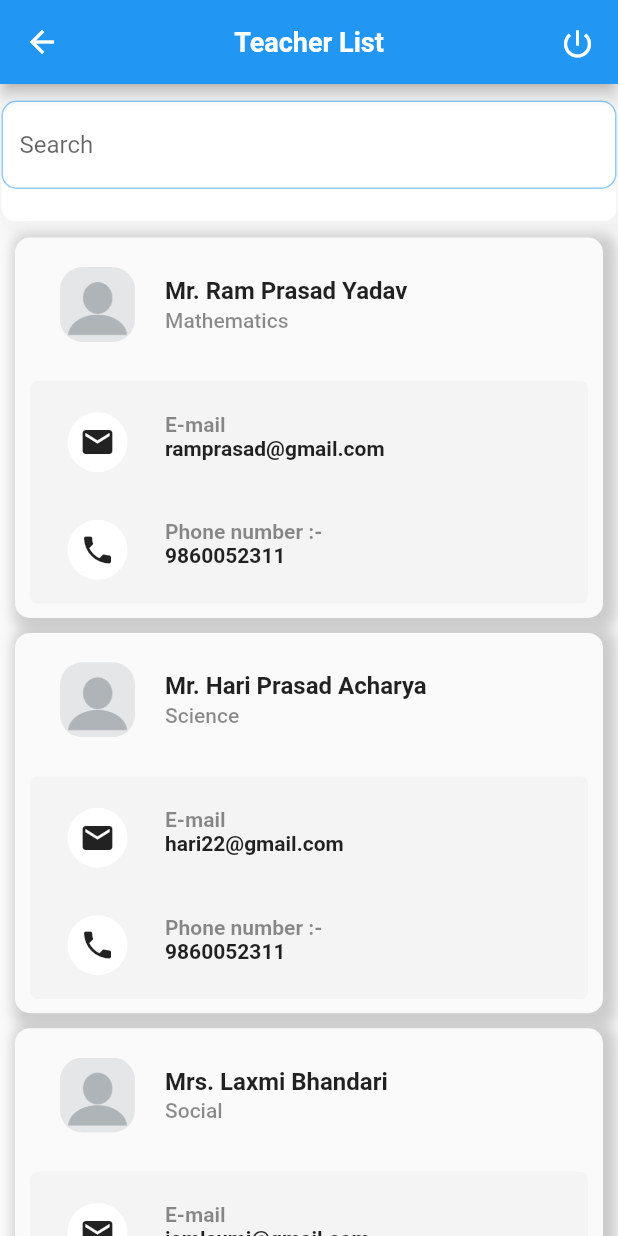
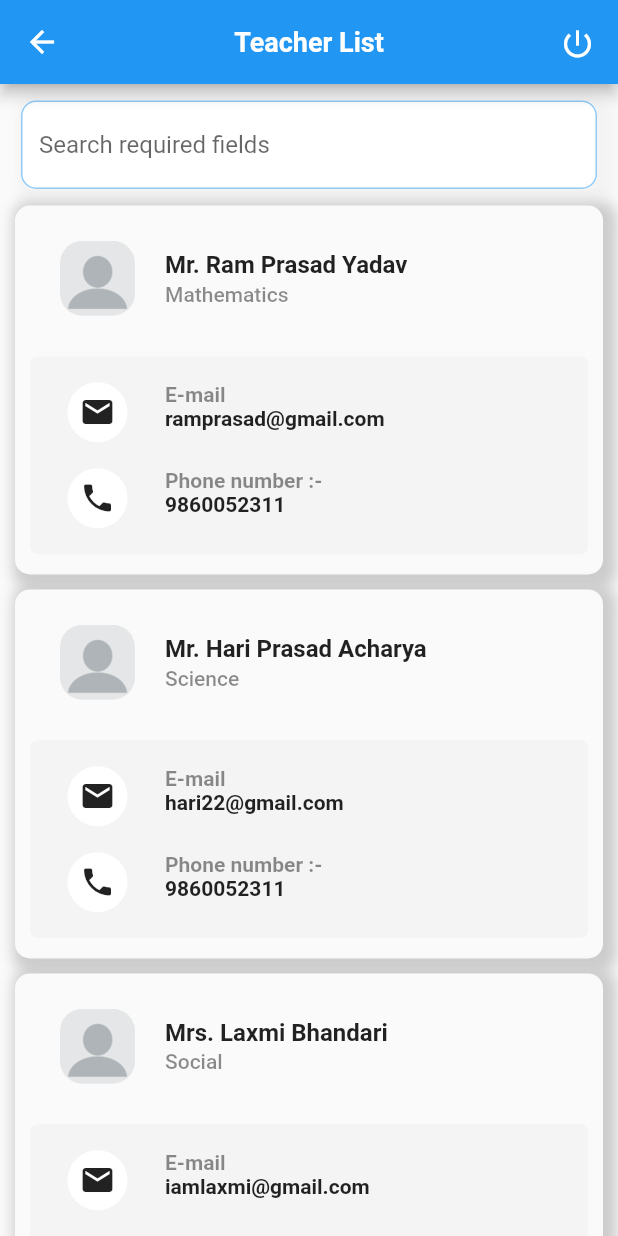
Before and after one commit to kalind7/Excel_public_school, a Flutter app: the TeacherLists screen opened by its route, on a phone screen of 412 x 824 dp. Run offline on Flutter 3.47's test engine with Material 2 defaults, Android fonts, the phone set to English and light mode, and no system bars; drawn by our look-alikes of searchfield; our stand-ins replace fluttertoast, form_field_validator, get, hexcolor, pie_chart, shared_preferences and 1 more; missing offline and left inert: nepali_date_picker; accounts and stored records are empty; Roboto replaces fonts that are missing (MontserratAlternates); project files that could hold a hidden picture were left out.

Commit message:
new changes

```diff
--- a/lib/ui_pages/list_of_teacher.dart
+++ b/lib/ui_pages/list_of_teacher.dart
@@ -11,8 +11,9 @@ import 'package:new_project_work/widgets/drop_down.dart';
 
 // import 'package:new_project_work/widgets/drop_down.dart';
 import 'package:new_project_work/widgets/logout_popup.dart';
-import 'package:new_project_work/widgets/text_field.dart';
+// import 'package:new_project_work/widgets/text_field.dart';
 import 'package:url_launcher/url_launcher.dart';
+
 
 class TeacherLists extends StatefulWidget {
   const TeacherLists({Key? key}) : super(key: key);
@@ -154,10 +155,9 @@ class _TeacherListsState extends State<TeacherLists> {
                   itemCount: teacherList.length,
                   itemBuilder: (context, index) {
                     return Container(
-                      margin:
-                          EdgeInsets.only(top: 10.0, left: 10.0, right: 10.0),
+                      margin: EdgeInsets.only(top: 10.0, left: 10.0, right: 10.0),
                       padding: EdgeInsets.only(top: 10.0, left: 10.0),
-                      height: MediaQuery.of(context).size.height / 3.25,
+                      height: MediaQuery.of(context).size.height / 3.35,
                       decoration: BoxDecoration(
                           color: Colors.grey[50],
                           borderRadius: BorderRadius.circular(10.0),
@@ -228,16 +228,16 @@ class _TeacherListsState extends State<TeacherLists> {
                             ],
                           ),
                           Container(
-                            margin: EdgeInsets.only(top: 7.0, right: 10.0),
-                            padding: EdgeInsets.only(top: 5.0, left: 5.0),
-                            height: MediaQuery.of(context).size.height * 0.18,
+                            margin: EdgeInsets.only( right: 10.0),
+                            padding: EdgeInsets.only( left: 5.0),
+                            height: MediaQuery.of(context).size.height * 0.16,
                             width: MediaQuery.of(context).size.width,
                             decoration: BoxDecoration(
                               borderRadius: BorderRadius.circular(5.0),
                               color: HexColor('#F4F4F4'),
                             ),
                             child: Column(
-                              mainAxisAlignment: MainAxisAlignment.spaceAround,
+                              mainAxisAlignment: MainAxisAlignment.spaceEvenly,
                               children: [
                                 Row(
                                   crossAxisAlignment: CrossAxisAlignment.start,
--- a/lib/ui_pages/login_page.dart
+++ b/lib/ui_pages/login_page.dart
@@ -40,6 +40,7 @@ class _LoginPageState extends State<LoginPage> {
           child: Form(
             key: formkey,
             child: Column(
+              mainAxisAlignment: MainAxisAlignment.spaceBetween,
               crossAxisAlignment: CrossAxisAlignment.center,
               children: [
                 SizedBox(height: 20.0),
--- a/lib/widgets/drop_down.dart
+++ b/lib/widgets/drop_down.dart
@@ -16,8 +16,8 @@ class _DropDownState extends State<DropDown> {
   @override
   Widget build(BuildContext context) {
     return Container(
-      height: MediaQuery.of(context).size.height * 0.10,
-      width: MediaQuery.of(context).size.width / 1.1,
+      margin: EdgeInsets.only(left: 13.0, right: 13.0),
+      // padding: EdgeInsets.only(left: 10.0, right: 10.0),
       decoration: BoxDecoration(
           color: Colors.white,
           border: Border.all(color: HexColor("#F4F4F4")),
@@ -30,8 +30,9 @@ class _DropDownState extends State<DropDown> {
               offset: Offset(4, 3), // changes position of shadow
             ),
           ]),
-      child: SearchField(
-        hint: 'Search',
+      child:  SearchField(
+          hint: 'Search required fields',
+          searchStyle: TextStyle(),
           searchInputDecoration: InputDecoration(
             enabledBorder: OutlineInputBorder(
               borderSide: BorderSide(
@@ -42,16 +43,21 @@ class _DropDownState extends State<DropDown> {
             ),
           ),
           itemHeight: 50.0,
-        maxSuggestionsInViewPort: 5,
+          maxSuggestionsInViewPort: 7,
           suggestionsDecoration: BoxDecoration(
             color: Colors.white,
             borderRadius: BorderRadius.circular(10.0),
           ),
           suggestions: ['Name', 'Class', 'Roll Number', 'E-mail', 'Phone Number'],
           onTap: (value){
+            setState(() {
               _userVal = value;
+            });
+
           },
         ),
+
+
     );
   }
 }
```
Also changed, not shown: lib/widgets/text_field.dart (+4 -6 lines). Lines whose indentation alone changed are shown as unchanged.
